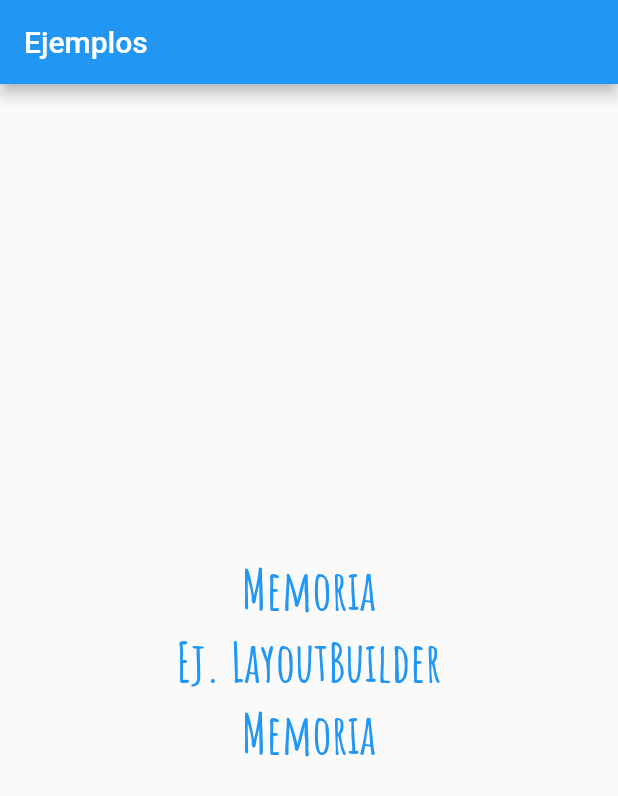
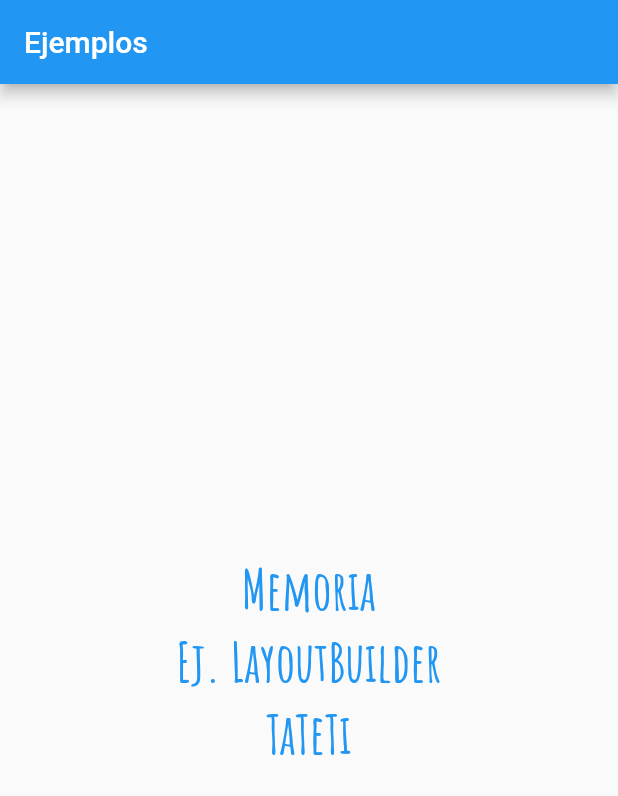
Before and after one commit to DiegoGit35/ejemplos2doTSDdS9010, a Flutter app: the screen it shows after launch, on a phone screen of 412 x 824 dp. Shown: the top 796 px of the screen. Run offline on Flutter 3.47's test engine with Material 2 defaults, Android fonts, the phone set to English and light mode, and no system bars; our stand-ins replace bloc, equatable, flutter_bloc, go_router.

Commit message:
tictac menu

```diff
--- a/lib/home_page.dart
+++ b/lib/home_page.dart
@@ -32,7 +32,7 @@ class MenuPage extends StatelessWidget {
                   // memoryGameCubit.initGame();
                   examples2ndRouter.goNamed(Pages.tictactoe.name);
                 },
-                child: const Text('Memoria')),
+                child: const Text('TaTeTi')),
           ],
         ),
       ),
```
Also changed, not shown: 2 other files.
